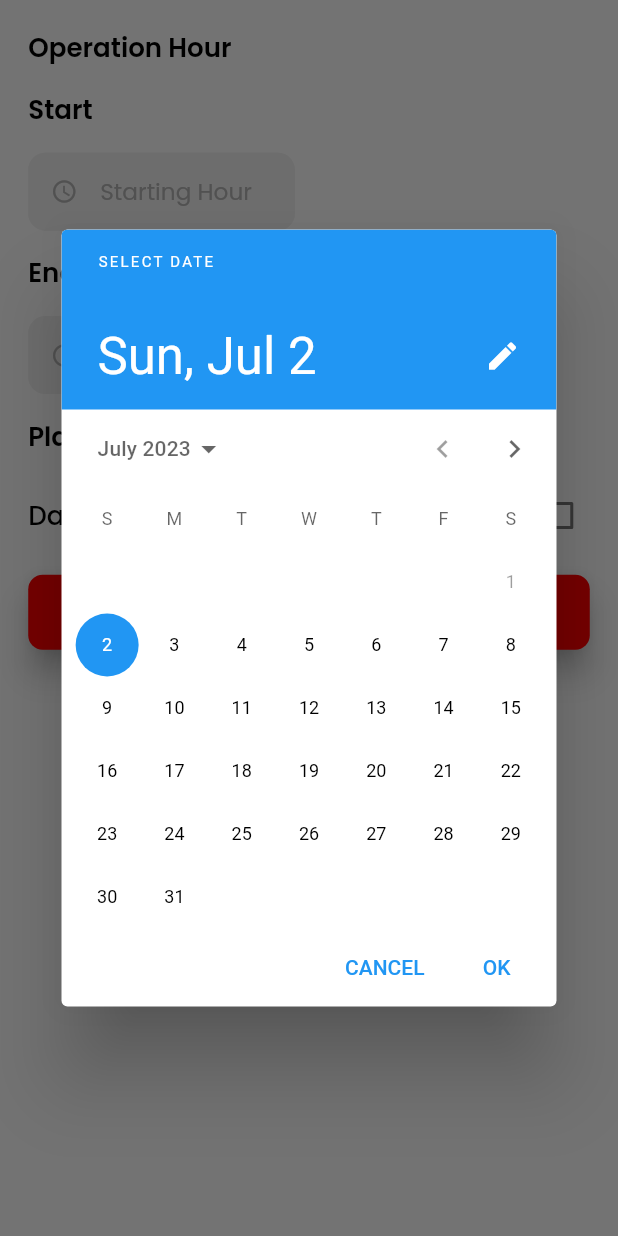
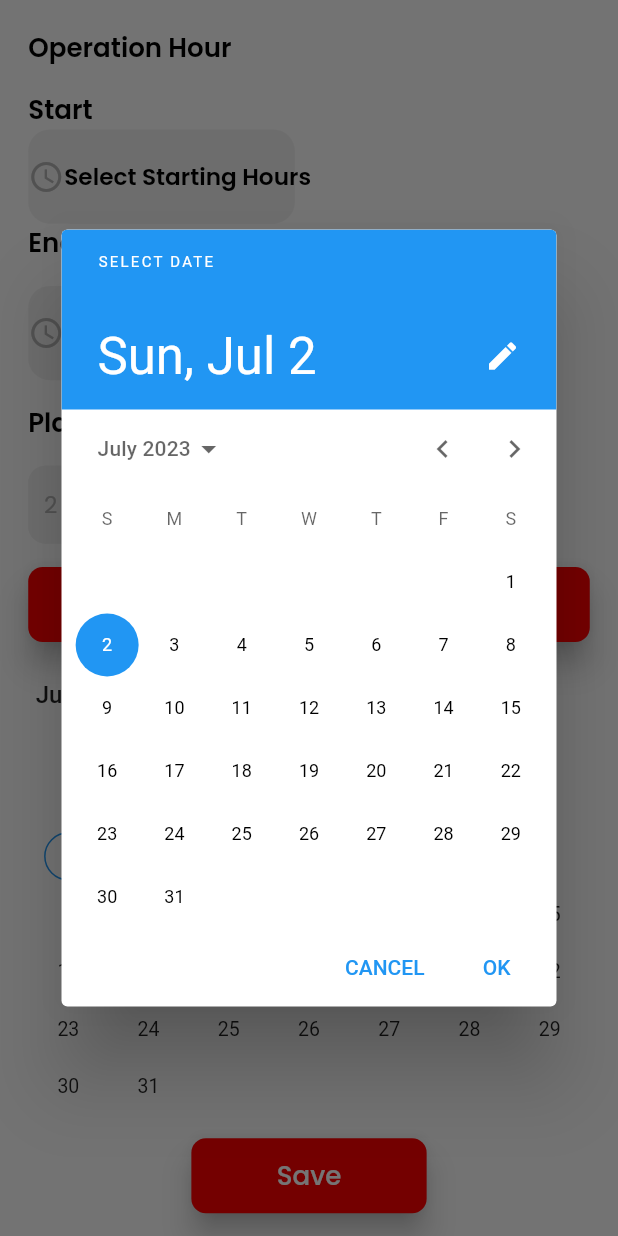
Before and after one commit to ammarlatif087/nasi_paipon, a Flutter app: the OperationAndHolidaysView screen opened by its route, after a tap on "Select All Holiday Dates", on a phone screen of 412 x 824 dp. Run offline on Flutter 3.47's test engine with Material 2 defaults, Android fonts, the phone set to English and light mode, and no system bars; drawn by our look-alikes of syncfusion_flutter_datepicker; our stand-ins replace flutter_rating_bar, flutter_screenutil, font_awesome_flutter, get, google_fonts, image_picker and 1 more; missing offline and left inert: flutter_pin_code_fields, qr_code_scanner.

Commit message:
kithcen settings added

```diff
--- a/lib/presentation/view_models/set_holidays_view_model.dart
+++ b/lib/presentation/view_models/set_holidays_view_model.dart
@@ -1,14 +1,30 @@
 import 'package:nasi_paipon/app/index.dart';
 
+enum DatePickerMode { single, multiple }
+
 class SetHolidaysViewModel extends ChangeNotifier {
-  bool _isChecked = false;
+  TimeOfDay? _selectedStartTime;
+  TimeOfDay? _selectedEndTime;
 
-  bool get isChecked => _isChecked;
+  TimeOfDay? get selectedStartTime => _selectedStartTime;
+  TimeOfDay? get selectedEndTime => _selectedEndTime;
+
   final List<DateTime> _selectedDates = [];
+  DatePickerMode _datePickerMode = DatePickerMode.multiple;
 
   List<DateTime> get selectedDates => _selectedDates;
 
+  DatePickerMode get datePickerMode => _datePickerMode;
+
+  void setDatePickerMode(DatePickerMode mode) {
+    _datePickerMode = mode;
+    notifyListeners();
+  }
+
   void addSelectedDate(DateTime date) {
+    if (_datePickerMode == DatePickerMode.single) {
+      _selectedDates.clear();
+    }
     _selectedDates.add(date);
     notifyListeners();
   }
@@ -22,40 +38,61 @@ class SetHolidaysViewModel extends ChangeNotifier {
     return _selectedDates.contains(date);
   }
 
-  void toggleCheckbox(bool value) {
-    _isChecked = value;
+  Future<void> showDatePickerDialog(BuildContext context) async {
+    final DateTime? picked = await showDatePicker(
+      context: context,
+      initialDate: DateTime.now(),
+      firstDate: DateTime(DateTime.now().year - 1),
+      lastDate: DateTime(DateTime.now().year + 1),
+      selectableDayPredicate: (DateTime date) {
+        return !isDateSelected(date);
+      },
+    );
+
+    if (picked != null) {
+      addSelectedDate(picked);
+    }
+  }
+
+  Future<TimeOfDay?> startTimePickerDialog(BuildContext context) async {
+    final TimeOfDay now = TimeOfDay.now();
+    final TimeOfDay initialTime = now;
+
+    final TimeOfDay? selectedTime = await showTimePicker(
+      context: context,
+      initialTime: initialTime,
+    );
+
+    if (selectedTime != null) {
+      selectStartTime(selectedTime);
+    }
+
+    return selectedTime;
+  }
+
+  void selectStartTime(TimeOfDay time) {
+    _selectedStartTime = time;
     notifyListeners();
   }
 
-  Future<void> showDatePickerDialog(BuildContext context) async {
-    final DateTime? selectedDate = await showDatePicker(
+  Future<TimeOfDay?> endPickerDialog(BuildContext context) async {
+    final TimeOfDay now = TimeOfDay.now();
+    final TimeOfDay initialTime = now;
+
+    final TimeOfDay? selectedEndTime = await showTimePicker(
       context: context,
-      initialDate: DateTime.now(),
-      firstDate: DateTime.now(), // Set the first selectable date as today
-      lastDate: DateTime(2030),
-      selectableDayPredicate: (DateTime date) {
-        // Enable or disable date selection based on the predicate
-        return date.isAfter(DateTime.now().subtract(const Duration(days: 1)));
-      },
-      builder: (BuildContext context, Widget? child) {
-        return Theme(
-          data: ThemeData.light().copyWith(
-            colorScheme: const ColorScheme.light().copyWith(
-              primary: Colors.blue,
-            ),
-          ),
-          child: child!,
-        );
-      },
+      initialTime: initialTime,
     );
 
-    if (selectedDate != null) {
-      final model = Provider.of<SetHolidaysViewModel>(context, listen: false);
-      if (model.isDateSelected(selectedDate)) {
-        model.removeSelectedDate(selectedDate);
-      } else {
-        model.addSelectedDate(selectedDate);
-      }
+    if (selectedEndTime != null) {
+      selectEndTime(selectedEndTime);
     }
+
+    return selectedEndTime;
+  }
+
+  void selectEndTime(TimeOfDay time) {
+    _selectedEndTime = time;
+    notifyListeners();
   }
 }
--- a/lib/presentation/views/kitchen_section/management/add_agent_menu.dart
+++ b/lib/presentation/views/kitchen_section/management/add_agent_menu.dart
@@ -208,7 +208,7 @@ class AddNewAgentMenu extends StatelessWidget {
               ),
               16.spaceY,
               Utils.popinMedText(
-                'Prome RM',
+                'Promo RM',
                 fontSize: 18.sp,
               ),
               16.spaceY,
--- a/lib/presentation/views/kitchen_section/management/add_new_menu_user.dart
+++ b/lib/presentation/views/kitchen_section/management/add_new_menu_user.dart
@@ -208,7 +208,7 @@ class AddNewMenuUser extends StatelessWidget {
               ),
               16.spaceY,
               Utils.popinMedText(
-                'Prome RM',
+                'Promo RM',
                 fontSize: 18.sp,
               ),
               16.spaceY,
@@ -218,7 +218,7 @@ class AddNewMenuUser extends StatelessWidget {
                     width: 150.w,
                     child: TextFieldWidget(
                       keyboardType: TextInputType.text,
-                      hintText: 'Prime RM',
+                      hintText: 'Promo RM',
                       validator: (value) {
                         if (value == null || value.isEmpty) {
                           return 'Enter Your Prome RM';
@@ -295,7 +295,7 @@ class AddNewMenuUser extends StatelessWidget {
                       viewModel.setSelectedFood(value!);
                     },
                   ),
-                  Utils.popinRegText('Haram'),
+                  Utils.popinRegText('Non Halal'),
                 ],
               ),
               10.spaceY,
--- a/lib/presentation/views/kitchen_section/management/operation_holidays_view.dart
+++ b/lib/presentation/views/kitchen_section/management/operation_holidays_view.dart
@@ -1,8 +1,8 @@
-import 'package:intl/intl.dart';
 import 'package:nasi_paipon/app/index.dart';
 import 'package:nasi_paipon/presentation/common/app_button.dart';
+import 'package:nasi_paipon/presentation/common/textform_field.dart';
+import 'package:syncfusion_flutter_datepicker/datepicker.dart';
 
-import '../../../common/textform_field.dart';
 import '../../../view_models/set_holidays_view_model.dart';
 
 class OperationAndHolidaysView extends StatelessWidget {
@@ -27,45 +27,65 @@ class OperationAndHolidaysView extends StatelessWidget {
                 'Start',
                 fontSize: 18.sp,
               ),
-              16.spaceY,
-              SizedBox(
+              GestureDetector(
+                onTap: () {
+                  viewModel.startTimePickerDialog(context);
+                },
+                child: Container(
+                  height: 65.h,
                   width: 170.w,
-                child: TextFieldWidget(
-                  keyboardType: TextInputType.phone,
-                  hintText: 'Starting Hour',
-                  prefixIcon: Icon(
+                  decoration: BoxDecoration(
+                    borderRadius: BorderRadius.circular(15.r),
+                    color: ColorManager.grey,
+                  ),
+                  child: Row(
+                    mainAxisAlignment: MainAxisAlignment.spaceEvenly,
+                    children: [
+                      Icon(
                         Icons.watch_later_outlined,
                         color: ColorManager.darkGrey,
                       ),
-                  validator: (value) {
-                    if (value == null || value.isEmpty) {
-                      return 'Enter starting hour';
-                    }
-                    return null;
-                  },
+                      Utils.popinSemBoldText(
+                        viewModel.selectedStartTime != null
+                            ? viewModel.selectedStartTime!.format(context)
+                            : 'Select Starting Hours',
+                        fontSize: 16.sp,
+                      ),
+                    ],
                   ),
                 ),
-              16.spaceY,
+              ),
               Utils.popinSemBoldText(
                 'End',
                 fontSize: 18.sp,
               ),
               16.spaceY,
-              SizedBox(
+              GestureDetector(
+                onTap: () {
+                  viewModel.endPickerDialog(context);
+                },
+                child: Container(
+                  height: 65.h,
                   width: 170.w,
-                child: TextFieldWidget(
-                  keyboardType: TextInputType.phone,
-                  hintText: 'Ending Hour',
-                  prefixIcon: Icon(
+                  decoration: BoxDecoration(
+                    borderRadius: BorderRadius.circular(15.r),
+                    color: ColorManager.grey,
+                  ),
+                  child: Row(
+                    mainAxisAlignment: MainAxisAlignment.spaceEvenly,
+                    children: [
+                      Icon(
                         Icons.watch_later_outlined,
                         color: ColorManager.darkGrey,
                       ),
-                  validator: (value) {
-                    if (value == null || value.isEmpty) {
-                      return 'Enter Endign hour';
-                    }
-                    return null;
-                  },
+                      Utils.popinSemBoldText(
+                        viewModel.selectedEndTime != null
+                            ? viewModel.selectedEndTime!.format(context)
+                            : 'Select Ending Hours',
+                        fontSize: 16.sp,
+                      ),
+                    ],
+                  ),
                 ),
               ),
               16.spaceY,
@@ -74,19 +94,18 @@ class OperationAndHolidaysView extends StatelessWidget {
                 fontSize: 18.sp,
               ),
               16.spaceY,
-              CheckboxListTile(
-                dense: true,
-                checkColor: ColorManager.white,
-                activeColor: ColorManager.primary,
-                contentPadding: EdgeInsets.zero,
-                title: Utils.popinMedText(
-                  'Days in Advance',
+              Row(
+                children: [
+                  SizedBox(
+                    width: 40.w,
+                    child: const TextFieldWidget(hintText: '2'),
+                  ),
+                  20.spaceX,
+                  Utils.popinSemBoldText(
+                    'Days in advance',
                     fontSize: 18.sp,
                   ),
-                value: viewModel.isChecked,
-                onChanged: (bool? value) {
-                  viewModel.toggleCheckbox(value ?? false);
-                },
+                ],
               ),
               16.spaceY,
               AppButton(
@@ -98,15 +117,19 @@ class OperationAndHolidaysView extends StatelessWidget {
                     fontSize: 18.sp,
                   ),
                   onPress: () {
+                    print('object');
                     viewModel.showDatePickerDialog(context);
+                    // viewModel.showDatePickerDialog(context);
                   }),
               16.spaceY,
               Column(
-                children: viewModel.selectedDates.map((date) {
-                  return Utils.popinSemBoldText(
-                    DateFormat('dd-MM-yyyy').format(date),
-                  );
-                }).toList(),
+                children: viewModel.selectedDates
+                    .map((date) => Text(date.toString()))
+                    .toList(),
+              ),
+              SfDateRangePicker(
+                view: DateRangePickerView.month,
+                selectionMode: DateRangePickerSelectionMode.multiple,
               ),
               16.spaceY,
               Center(
--- a/lib/presentation/views/menu_detail/menu_detail_view.dart
+++ b/lib/presentation/views/menu_detail/menu_detail_view.dart
@@ -11,7 +11,7 @@ class MenuDetailView extends StatelessWidget {
       FontAwesomeIcons.tiktok,
       FontAwesomeIcons.facebook,
       FontAwesomeIcons.instagram,
-      FontAwesomeIcons.globe,
+      FontAwesomeIcons.youtube,
       Icons.location_on,
       Icons.share,
     ];
--- a/pubspec.yaml
+++ b/pubspec.yaml
@@ -46,6 +46,8 @@ dependencies:
   pinput: ^2.2.31
   flutter_pin_code_fields: ^1.2.0
   flutter_rating_bar: ^4.0.1
+  image_picker: ^0.8.9
+  syncfusion_flutter_datepicker: ^21.2.9
 dev_dependencies:
   flutter_test:
     sdk: flutter
```
Also changed, not shown: lib/presentation/view_models/auth_view_model.dart (+37 -0 lines), lib/presentation/view_models/edit_menu_view_model.dart (+29 -12 lines), lib/presentation/views/kitchen_section/management/bulk_message.dart (+8 -3 lines), lib/presentation/views/kitchen_section/sign_up_kitchen/sign_up_kitchen.dart (+17 -12 lines), lib/presentation/views/password_recovery/passwords_recovery_view.dart (+11 -2 lines), pubspec.lock, 6 other files. Lines whose indentation alone changed are shown as unchanged.
